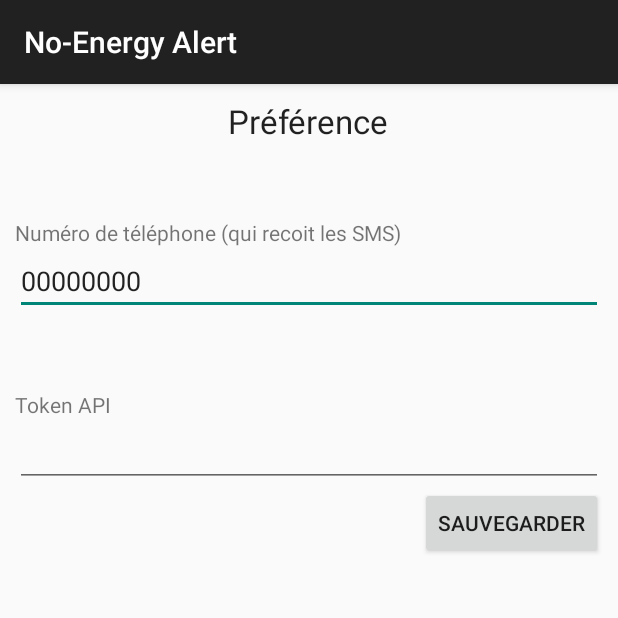
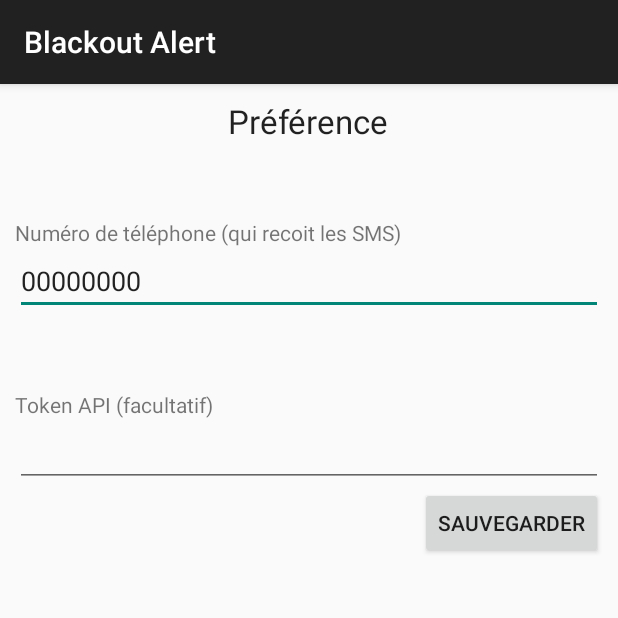
Before and after one commit to xav-stargate/AlertEnergy_ANDROID, an Android app: the SettingActivity screen opened directly, with no data from a screen before it, on a phone screen of 412 x 824 dp, the top half of it. Run offline under Robolectric (Android 15) with nearby library versions, the phone set to English and light mode, and no system bars.

Commit message:
New launcher + new name

```diff
--- a/app/build.gradle
+++ b/app/build.gradle
@@ -2,7 +2,7 @@ apply plugin: 'com.android.application'
 
 android {
     compileSdkVersion 21
-    buildToolsVersion "21.1.2"
+    buildToolsVersion '25.0.0'
 
     defaultConfig {
         applicationId "com.xavier_laffargue.no_energyalert"
--- a/app/src/main/res/layout/activity_setting.xml
+++ b/app/src/main/res/layout/activity_setting.xml
@@ -28,12 +28,12 @@
         android:id="@+id/idTelephone" />
 
     <TextView
+        android:id="@+id/textView5"
         android:layout_width="wrap_content"
         android:layout_height="wrap_content"
-        android:textAppearance="?android:attr/textAppearanceSmall"
-        android:text="Token API"
-        android:id="@+id/textView5"
-        android:layout_marginTop="50dp" />
+        android:layout_marginTop="50dp"
+        android:text="Token API (facultatif)"
+        android:textAppearance="?android:attr/textAppearanceSmall" />
 
     <EditText
         android:layout_width="match_parent"
--- a/app/src/main/res/values/strings.xml
+++ b/app/src/main/res/values/strings.xml
@@ -1,3 +1,4 @@
 <resources>
-    <string name="app_name">No-Energy Alert</string>
+    <string name="app_name">Blackout Alert</string>
+    <string name="website_name">Blackout-Alert.xyz</string>
 </resources>
```
Also changed, not shown: app/src/main/res/layout/activity_main.xml (+4 -4 lines), app/src/main/ic_launcher-web.png (added), app/src/main/res/mipmap-hdpi/ic_launcher.png, app/src/main/res/mipmap-mdpi/ic_launcher.png, app/src/main/res/mipmap-xhdpi/ic_launcher.png, app/src/main/res/mipmap-xxhdpi/ic_launcher.png, app/src/main/res/mipmap-xxxhdpi/ic_launcher.png, 1 other file.
